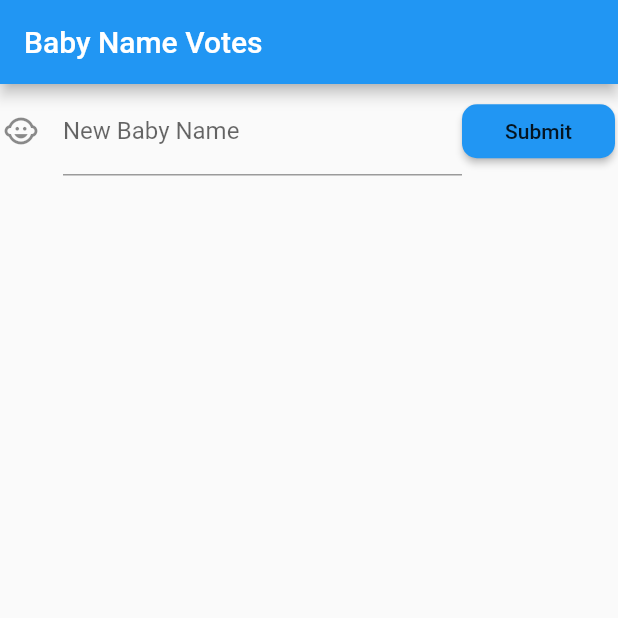
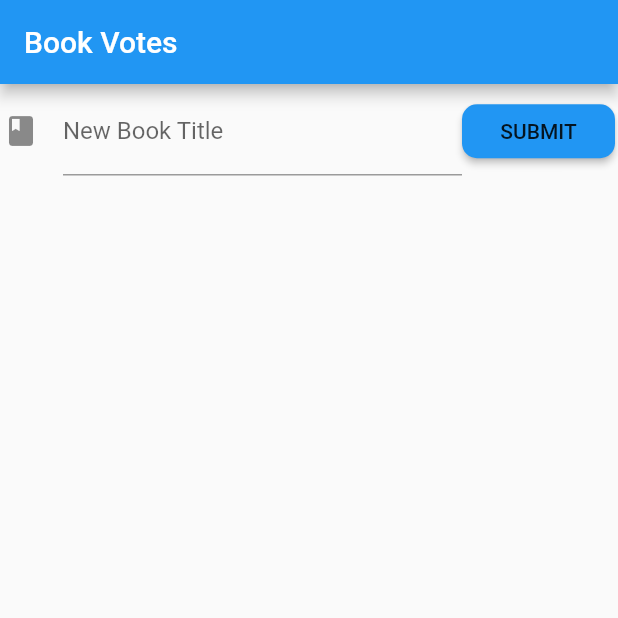
Before and after one commit to linnefromice/flutter_practice_firebase, a Flutter app: the screen it shows after launch, on a phone screen of 412 x 824 dp, the top half of it. Run offline on Flutter 3.47's test engine with Material 2 defaults, Android fonts, the phone set to English and light mode, and no system bars; our stand-ins replace cloud_firestore; accounts and stored records are empty.

Commit message:
change subject from baby to book

```diff
--- a/lib/main.dart
+++ b/lib/main.dart
@@ -8,11 +8,11 @@ class MyApp extends StatelessWidget {
   @override
   Widget build(BuildContext context) {
     return MaterialApp(
-      title: 'Flutter Demo',
+      title: 'Votes App',
       theme: ThemeData(
         primarySwatch: Colors.blue,
       ),
-      home: MyHomePage(title: 'Flutter Demo Home Page'),
+      home: MyHomePage(title: 'Book Votes Home Page'),
     );
   }
 }
@@ -33,7 +33,7 @@ class _MyHomePageState extends State<MyHomePage> {
   Widget build(BuildContext context) {
     return Scaffold(
       appBar: AppBar(
-        title: Text('Baby Name Votes')
+        title: Text('Book Votes')
       ),
       body: Column(
         children: <Widget>[
@@ -60,24 +60,24 @@ class _MyHomePageState extends State<MyHomePage> {
             controller: _textEditingController,
             enabled: true,
             decoration: InputDecoration(
-              labelText: 'New Baby Name',
-              hintText: 'Baby Name',
-              icon: Icon(Icons.child_care),
+              labelText: 'New Book Title',
+              hintText: 'Book Title',
+              icon: Icon(Icons.book),
             ),
           ),
         ),
         Expanded(
           flex: 1,
           child: RaisedButton(
-            child: Text("Submit"),
+            child: Text("SUBMIT"),
             color: Colors.blue,
             shape: RoundedRectangleBorder(
               borderRadius: new BorderRadius.circular(10.0),
             ),
             onPressed: () {
-              Firestore.instance.collection('baby').add(<String, dynamic>{
-                'name': _textEditingController.text,
-                'votes': 0,
+              Firestore.instance.collection('book').add(<String, dynamic>{
+                'title': _textEditingController.text,
+                'votes': 1,
               });
               _textEditingController.text = '';
             },
@@ -89,7 +89,7 @@ class _MyHomePageState extends State<MyHomePage> {
 
   Widget _buildBody(BuildContext context) {
     return StreamBuilder(
-      stream: Firestore.instance.collection('baby').snapshots(),
+      stream: Firestore.instance.collection('book').snapshots(),
       builder: (context, snapshot) {
         if (!snapshot.hasData) return LinearProgressIndicator();
 
@@ -109,7 +109,7 @@ class _MyHomePageState extends State<MyHomePage> {
     final record = Record.fromSnapshot(data);
 
     return Padding(
-      key: ValueKey(record.name),
+      key: ValueKey(record.title),
       padding: const EdgeInsets.symmetric(horizontal: 16.0, vertical: 8.0),
       child: Container(
         decoration: BoxDecoration(
@@ -117,7 +117,7 @@ class _MyHomePageState extends State<MyHomePage> {
           borderRadius: BorderRadius.circular(5.0),
         ),
         child: ListTile(
-          title: Text(record.name),
+          title: Text(record.title),
           trailing: Text(record.votes.toString()),
           onTap: () => Firestore.instance.runTransaction((transaction) async {
             final freshSnapshot = await transaction.get(record.reference);
@@ -133,19 +133,19 @@ class _MyHomePageState extends State<MyHomePage> {
 }
 
 class Record {
-  final String name;
+  final String title;
   final int votes;
   final DocumentReference reference;
 
   Record.fromMap(Map map, {this.reference})
-      : assert(map['name'] != null),
+      : assert(map['title'] != null),
         assert(map['votes'] != null),
-        name = map['name'],
+        title = map['title'],
         votes = map['votes'];
 
   Record.fromSnapshot(DocumentSnapshot snapshot)
       : this.fromMap(snapshot.data, reference: snapshot.reference);
 
   @override
-  String toString() => "Record<$name:$votes>";
+  String toString() => "Record<$title:$votes>";
 }
```
